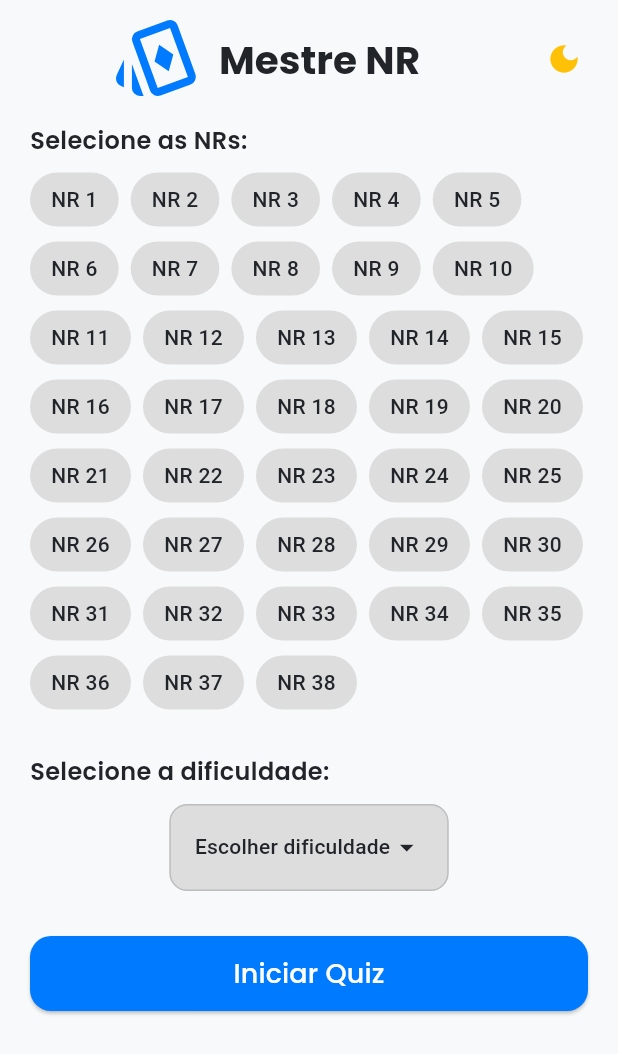
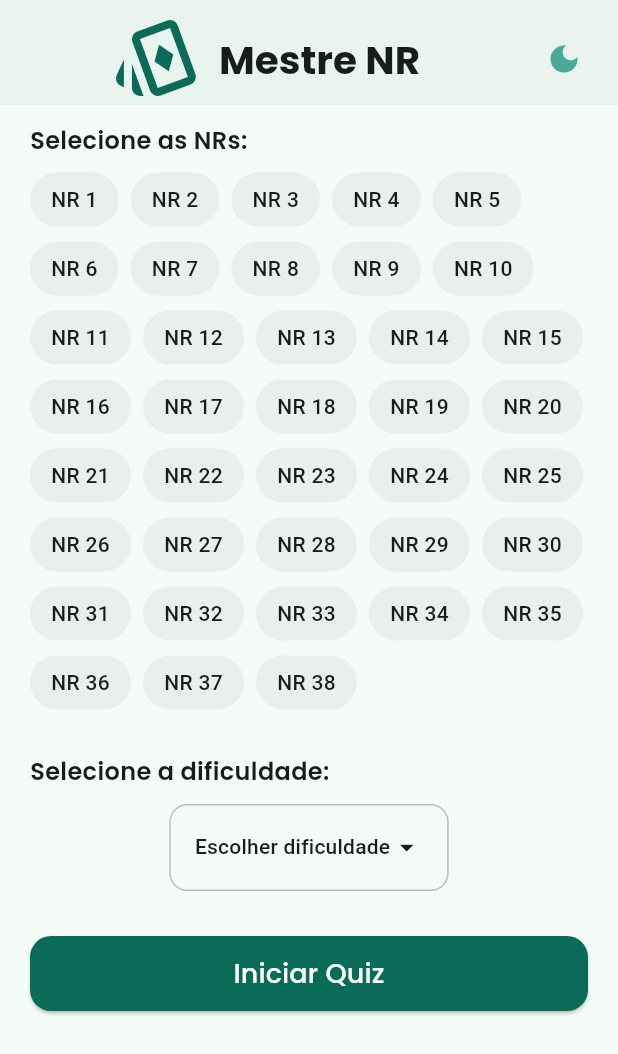
Before and after one commit to VorAd2/mestre-nr-quiz, a Flutter app: the screen it shows after launch, on a phone screen of 412 x 824 dp. Shown: the top 1054 px of the screen. Run offline on Flutter 3.47's test engine with Material 3 defaults, Android fonts, the phone set to English and light mode, and no system bars; our stand-ins replace dio, flutter_dotenv, flutter_gemini, flutter_svg.

Commit message:
Reformulação das cores do app Utilização do mecanismo do Flutter para a geração e gerenciamento facilitado da paleta de cores

```diff
--- a/lib/app/home_view.dart
+++ b/lib/app/home_view.dart
@@ -1,7 +1,6 @@
 import 'package:flutter/material.dart';
 import 'package:flutter_svg/flutter_svg.dart';
 import 'package:mestre_nr/quiz/views/loading_view.dart';
-import 'package:mestre_nr/core/theme/app_colors.dart';
 import 'package:mestre_nr/core/widgets/theme_button.dart';
 
 class HomeView extends StatefulWidget {
@@ -17,12 +16,10 @@ class _HomeViewState extends State<HomeView> {
 
   @override
   Widget build(BuildContext context) {
-    final colors = Theme.of(context).colorScheme;
-    final custom = Theme.of(context).extension<AppColorScheme>()!;
+    final cs = Theme.of(context).colorScheme;
 
     return Scaffold(
-      backgroundColor: custom.background,
-      appBar: getAppBar(custom, colors),
+      appBar: getAppBar(cs),
       body: LayoutBuilder(
         builder: (context, constraints) {
           final width = constraints.maxWidth;
@@ -47,11 +44,10 @@ class _HomeViewState extends State<HomeView> {
                     fontSize: sectionTitleSize,
                     fontFamily: 'Poppins',
                     fontWeight: FontWeight.w600,
-                    color: custom.text,
                   ),
                 ),
                 const SizedBox(height: 10),
-                getNrs(badgeFontSize, colors, isMobile),
+                getNrs(badgeFontSize, cs, isMobile),
                 SizedBox(height: verticalSpacing * 1.5),
                 Text(
                   "Selecione a dificuldade:",
@@ -59,19 +55,18 @@ class _HomeViewState extends State<HomeView> {
                     fontSize: sectionTitleSize,
                     fontFamily: 'Poppins',
                     fontWeight: FontWeight.w600,
-                    color: custom.text,
                   ),
                 ),
                 const SizedBox(height: 10),
                 Align(
                   alignment: Alignment.center,
-                  child: getDropdown(badgeFontSize, colors, isMobile),
+                  child: getDropdown(badgeFontSize, cs, isMobile),
                 ),
                 SizedBox(height: verticalSpacing * 1.5),
                 getStartBtn(
                   badgeFontSize: badgeFontSize,
                   buttonFontSize: buttonFontSize,
-                  colors: colors,
+                  cs: cs,
                   isMobile: isMobile,
                 ),
               ],
@@ -82,9 +77,8 @@ class _HomeViewState extends State<HomeView> {
     );
   }
 
-  PreferredSizeWidget getAppBar(AppColorScheme custom, ColorScheme colors) {
+  PreferredSizeWidget getAppBar(ColorScheme cs) {
     return AppBar(
-      backgroundColor: custom.background,
       toolbarHeight: 70,
       title: Column(
         mainAxisAlignment: MainAxisAlignment.center,
@@ -97,7 +91,7 @@ class _HomeViewState extends State<HomeView> {
                 'assets/icons/logo.svg',
                 width: 64,
                 height: 64,
-                colorFilter: ColorFilter.mode(colors.primary, BlendMode.srcIn),
+                colorFilter: ColorFilter.mode(cs.primary, BlendMode.srcIn),
               ),
               const SizedBox(width: 10),
               Text(
@@ -106,7 +100,6 @@ class _HomeViewState extends State<HomeView> {
                   fontSize: 26,
                   fontWeight: FontWeight.w700,
                   fontFamily: 'Poppins',
-                  color: custom.text,
                 ),
               ),
             ],
@@ -123,7 +116,7 @@ class _HomeViewState extends State<HomeView> {
     );
   }
 
-  Widget getNrs(double badgeFontSize, ColorScheme colors, bool isMobile) {
+  Widget getNrs(double badgeFontSize, ColorScheme cs, bool isMobile) {
     return Wrap(
       spacing: 8,
       runSpacing: 10,
@@ -143,14 +136,14 @@ class _HomeViewState extends State<HomeView> {
               horizontal: isMobile ? 14 : 20,
             ),
             decoration: BoxDecoration(
-              color: selected ? colors.primary : colors.surface,
+              color: selected ? cs.primary : cs.surfaceContainer,
               borderRadius: BorderRadius.circular(20),
             ),
             child: Text(
               "NR $nr",
               style: TextStyle(
                 fontSize: badgeFontSize,
-                color: selected ? Colors.white : colors.onSurface,
+                color: selected ? cs.onPrimary : cs.onSurface,
                 fontWeight: selected ? FontWeight.bold : FontWeight.w500,
               ),
             ),
@@ -160,26 +153,26 @@ class _HomeViewState extends State<HomeView> {
     );
   }
 
-  Widget getDropdown(double badgeFontSize, ColorScheme colors, bool isMobile) {
+  Widget getDropdown(double badgeFontSize, ColorScheme cs, bool isMobile) {
     return Container(
       padding: EdgeInsets.symmetric(horizontal: 16, vertical: isMobile ? 4 : 6),
       decoration: BoxDecoration(
-        color: colors.surface,
+        color: cs.surface,
         borderRadius: BorderRadius.circular(12),
         border: Border.all(color: Colors.grey.shade400),
       ),
       child: DropdownButtonHideUnderline(
         child: DropdownButton<String>(
-          dropdownColor: colors.surface,
+          dropdownColor: cs.surface,
           hint: Text(
             "Escolher dificuldade",
-            style: TextStyle(fontSize: badgeFontSize, color: colors.onSurface),
+            style: TextStyle(fontSize: badgeFontSize, color: cs.onSurface),
           ),
           value: selectedDifficulty,
           icon: Icon(
             Icons.arrow_drop_down,
             size: isMobile ? 22 : 28,
-            color: colors.onSurface,
+            color: cs.onSurface,
           ),
           items: const [
             DropdownMenuItem(value: "Fácil", child: Text("Fácil")),
@@ -197,14 +190,13 @@ class _HomeViewState extends State<HomeView> {
   Widget getStartBtn({
     required double badgeFontSize,
     required double buttonFontSize,
-    required ColorScheme colors,
+    required ColorScheme cs,
     required bool isMobile,
   }) {
     return SizedBox(
       width: double.infinity,
       child: ElevatedButton(
         style: ElevatedButton.styleFrom(
-          backgroundColor: colors.primary,
           padding: EdgeInsets.symmetric(vertical: isMobile ? 12 : 16),
           shape: RoundedRectangleBorder(
             borderRadius: BorderRadius.circular(14),
@@ -234,7 +226,6 @@ class _HomeViewState extends State<HomeView> {
           "Iniciar Quiz",
           style: TextStyle(
             fontSize: buttonFontSize,
-            color: Colors.white,
             fontFamily: 'Poppins',
             fontWeight: FontWeight.w500,
           ),
--- a/lib/app/my_app.dart
+++ b/lib/app/my_app.dart
@@ -14,8 +14,8 @@ class MyApp extends StatelessWidget {
         return MaterialApp(
           debugShowCheckedModeBanner: false,
           title: 'Mestre NR',
-          theme: lightTheme,
-          darkTheme: darkTheme,
+          theme: buildAppThemeLight(),
+          darkTheme: buildAppThemeDark(),
           themeMode: mode,
           home: const HomeView(),
         );
--- a/lib/core/theme/app_colors.dart
+++ b/lib/core/theme/app_colors.dart
@@ -1,89 +1,67 @@
 import 'package:flutter/material.dart';
 
-class AppColors {
-  static const Color _lightPrimary = Color(0xFF007BFF);
-  static const Color _lightSecondary = Color(0xFFFFC107);
-  static const Color _lightBackground = Color(0xFFF8F9FA);
-  static const Color _lightGray = Color.fromARGB(255, 221, 221, 221);
-  static const Color _darkGray = Color.fromARGB(255, 197, 197, 197);
-  static const Color _lightText = Color(0xFF212529);
-  static const Color _lightSuccess = Color(0xFF28A745);
-  static const Color _darkPrimary = Color.fromARGB(255, 39, 160, 44);
-  static const Color _darkSecondary = Color(0xFFFF9800);
-  static const Color _darkBackground = Color(0xFF1E1E1E);
-  static const Color _darkText = Color.fromARGB(255, 237, 237, 238);
+final seed = Color(0xFF006D5B);
+//fromSeed produz primaryContainer, surfaceVariant, etc.
+final lightScheme = ColorScheme.fromSeed(
+  seedColor: seed,
+  brightness: Brightness.light,
+);
+final darkScheme = ColorScheme.fromSeed(
+  seedColor: seed,
+  brightness: Brightness.dark,
+);
+
+ThemeData buildAppThemeLight() {
+  final cs = lightScheme.copyWith(
+    // override nessas cores especificas, o resto fica como o flutter gerou
+    secondary: Color(0xFF4BAA96),
+    tertiary: Color(0xFFFFC857),
+    error: Color(0xFFB00020),
+  );
+  return ThemeData(
+    useMaterial3: true,
+    colorScheme: cs,
+    appBarTheme: AppBarTheme(
+      backgroundColor: cs.surface,
+      foregroundColor: cs.onSurface,
+      elevation: 1,
+    ),
+    elevatedButtonTheme: ElevatedButtonThemeData(
+      style: ElevatedButton.styleFrom(
+        backgroundColor: cs.primary,
+        foregroundColor: cs.onPrimary,
+        shape: RoundedRectangleBorder(borderRadius: BorderRadius.circular(12)),
+      ),
+    ),
+    snackBarTheme: SnackBarThemeData(
+      backgroundColor: cs.tertiary,
+      contentTextStyle: TextStyle(color: cs.onSurface),
+    ),
+    // adicionar textTheme, inputDecorationTheme etc se precisar
+  );
 }
 
-class AppColorScheme extends ThemeExtension<AppColorScheme> {
-  final Color success;
-  final Color background;
-  final Color text;
+ThemeData buildAppThemeDark() {
+  final cs = darkScheme.copyWith(
+    secondary: Color(0xFF4BAA96),
+    tertiary: Color(0xFFFFC857),
+    error: Color(0xFFB00020),
+  );
 
-  const AppColorScheme({
-    required this.success,
-    required this.background,
-    required this.text,
-  });
+  return ThemeData(
+    useMaterial3: true,
+    colorScheme: cs,
+    brightness: Brightness.dark,
 
-  @override
-  AppColorScheme copyWith({Color? success, Color? background, Color? text}) {
-    return AppColorScheme(
-      success: success ?? this.success,
-      background: background ?? this.background,
-      text: text ?? this.text,
-    );
-  }
-
-  @override
-  AppColorScheme lerp(ThemeExtension<AppColorScheme>? other, double t) {
-    if (other is! AppColorScheme) return this;
-    return AppColorScheme(
-      success: Color.lerp(success, other.success, t)!,
-      background: Color.lerp(background, other.background, t)!,
-      text: Color.lerp(text, other.text, t)!,
-    );
-  }
+    snackBarTheme: SnackBarThemeData(
+      backgroundColor: cs.tertiary.withAlpha(100),
+      contentTextStyle: TextStyle(color: cs.tertiary),
+    ),
+  );
 }
 
-ThemeData lightTheme = ThemeData(
-  brightness: Brightness.light,
-  colorScheme: ColorScheme.light(
-    primary: AppColors._lightPrimary,
-    secondary: AppColors._lightSecondary,
-    surface: AppColors._lightGray,
-    onSurface: AppColors._lightText,
-    onSurfaceVariant: AppColors._lightText,
-    onPrimary: Colors.white,
-    onSecondary: Colors.black,
-  ),
-  appBarTheme: const AppBarTheme(surfaceTintColor: Colors.transparent),
-  extensions: const [
-    AppColorScheme(
-      success: AppColors._lightSuccess,
-      background: AppColors._lightBackground,
-      text: AppColors._lightText,
-    ),
-  ],
-);
-
-ThemeData darkTheme = ThemeData(
-  brightness: Brightness.dark,
-  colorScheme: ColorScheme.dark(
-    primary: AppColors._darkPrimary,
-    secondary: AppColors._darkSecondary,
-    surface: AppColors._darkGray,
-    surfaceContainerLow: const Color.fromARGB(255, 56, 56, 56),
-    onSurface: Colors.black,
-    onSurfaceVariant: Colors.white,
-    onPrimary: Colors.white,
-    onSecondary: Colors.white,
-  ),
-  appBarTheme: const AppBarTheme(surfaceTintColor: Colors.transparent),
-  extensions: const [
-    AppColorScheme(
-      success: AppColors._darkPrimary,
-      background: AppColors._darkBackground,
-      text: AppColors._darkText,
-    ),
-  ],
-);
+extension SafetyColors on ColorScheme {
+  Color get success => const Color(0xFF2E7D32);
+  Color get warning => const Color(0xFFF57C00);
+  Color get info => const Color(0xFF0288D1);
+}
--- a/lib/quiz/widgets/circular_count.dart
+++ b/lib/quiz/widgets/circular_count.dart
@@ -1,19 +1,16 @@
 import 'dart:async';
 import 'package:flutter/material.dart';
-import 'package:mestre_nr/core/theme/app_colors.dart';
 
 class CircularCountdown extends StatefulWidget {
   final int seconds;
   final double size;
   final Color color;
-  final AppColorScheme custom;
 
   const CircularCountdown({
     super.key,
     this.seconds = 20,
     this.size = 140,
     required this.color,
-    required this.custom,
   });
 
   @override
@@ -77,7 +74,6 @@ class _CircularCountdownState extends State<CircularCountdown>
                   fontSize: widget.size * 0.25,
                   fontFamily: 'Poppins',
                   fontWeight: FontWeight.w700,
-                  color: widget.custom.text,
                 ),
               ),
             ],
--- a/lib/quiz/widgets/question_options_grid.dart
+++ b/lib/quiz/widgets/question_options_grid.dart
@@ -13,7 +13,6 @@ class QuestionOptionsGrid extends StatelessWidget {
 
   @override
   Widget build(BuildContext context) {
-    final colors = Theme.of(context).colorScheme;
     return LayoutBuilder(
       builder: (context, constraints) {
         final width = constraints.maxWidth;
@@ -50,8 +49,6 @@ class QuestionOptionsGrid extends StatelessWidget {
                     horizontal: 10,
                     vertical: 12,
                   ),
-                  backgroundColor: colors.surfaceContainerLow,
-                  foregroundColor: colors.onSurfaceVariant,
                 ),
                 child: Text(
                   '(${getLetter(optionIndex)}) ${question.optionTexts[optionIndex]}',
```
Also changed, not shown: lib/quiz/views/loading_view.dart (+9 -21 lines), lib/quiz/views/quiz_view.dart (+12 -27 lines).
